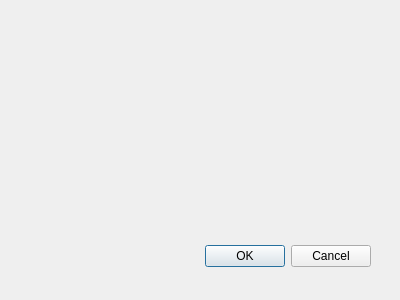
Above: MainProgram/logindialog.ui from jameswhqi/12307 before the change. Below: the same form after it.
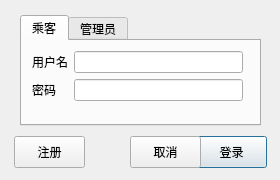
That is the form after the change.

Diff of the .ui file:
```diff
--- a/MainProgram/logindialog.ui
+++ b/MainProgram/logindialog.ui
@@ -8,27 +8,166 @@
    <rect>
     <x>0</x>
     <y>0</y>
-    <width>400</width>
-    <height>300</height>
+    <width>280</width>
+    <height>180</height>
    </rect>
   </property>
+  <property name="minimumSize">
+   <size>
+    <width>280</width>
+    <height>180</height>
+   </size>
+  </property>
+  <property name="maximumSize">
+   <size>
+    <width>280</width>
+    <height>180</height>
+   </size>
+  </property>
   <property name="windowTitle">
    <string>Dialog</string>
   </property>
-  <widget class="QDialogButtonBox" name="buttonBox">
+  <widget class="QTabWidget" name="modeSelector">
    <property name="geometry">
     <rect>
-     <x>30</x>
-     <y>240</y>
-     <width>341</width>
+     <x>20</x>
+     <y>15</y>
+     <width>241</width>
+     <height>111</height>
+    </rect>
+   </property>
+   <property name="currentIndex">
+    <number>0</number>
+   </property>
+   <widget class="QWidget" name="userTab">
+    <attribute name="title">
+     <string>乘客</string>
+    </attribute>
+    <widget class="QWidget" name="formLayoutWidget">
+     <property name="geometry">
+      <rect>
+       <x>10</x>
+       <y>10</y>
+       <width>211</width>
+       <height>61</height>
+      </rect>
+     </property>
+     <layout class="QFormLayout" name="formLayout">
+      <item row="0" column="0">
+       <widget class="QLabel" name="label">
+        <property name="text">
+         <string>用户名</string>
+        </property>
+       </widget>
+      </item>
+      <item row="0" column="1">
+       <widget class="QLineEdit" name="username"/>
+      </item>
+      <item row="1" column="0">
+       <widget class="QLabel" name="label_2">
+        <property name="text">
+         <string>密码</string>
+        </property>
+       </widget>
+      </item>
+      <item row="1" column="1">
+       <widget class="QLineEdit" name="password">
+        <property name="echoMode">
+         <enum>QLineEdit::Password</enum>
+        </property>
+       </widget>
+      </item>
+     </layout>
+    </widget>
+   </widget>
+   <widget class="QWidget" name="adminTab">
+    <attribute name="title">
+     <string>管理员</string>
+    </attribute>
+    <widget class="QWidget" name="formLayoutWidget_2">
+     <property name="geometry">
+      <rect>
+       <x>10</x>
+       <y>10</y>
+       <width>211</width>
+       <height>61</height>
+      </rect>
+     </property>
+     <layout class="QFormLayout" name="formLayout_2">
+      <item row="0" column="0">
+       <widget class="QLabel" name="label_3">
+        <property name="text">
+         <string>用户名</string>
+        </property>
+       </widget>
+      </item>
+      <item row="0" column="1">
+       <widget class="QLineEdit" name="username_2"/>
+      </item>
+      <item row="1" column="0">
+       <widget class="QLabel" name="label_4">
+        <property name="text">
+         <string>密码</string>
+        </property>
+       </widget>
+      </item>
+      <item row="1" column="1">
+       <widget class="QLineEdit" name="password_2">
+        <property name="echoMode">
+         <enum>QLineEdit::Password</enum>
+        </property>
+       </widget>
+      </item>
+     </layout>
+    </widget>
+   </widget>
+  </widget>
+  <widget class="QPushButton" name="signInButton">
+   <property name="geometry">
+    <rect>
+     <x>196</x>
+     <y>136</y>
+     <width>71</width>
      <height>32</height>
     </rect>
    </property>
-   <property name="orientation">
-    <enum>Qt::Horizontal</enum>
+   <property name="text">
+    <string>登录</string>
    </property>
-   <property name="standardButtons">
-    <set>QDialogButtonBox::Cancel|QDialogButtonBox::Ok</set>
+   <property name="default">
+    <bool>true</bool>
+   </property>
+   <attribute name="buttonGroup">
+    <string notr="true">buttonGroup</string>
+   </attribute>
+  </widget>
+  <widget class="QPushButton" name="cancelButton">
+   <property name="geometry">
+    <rect>
+     <x>130</x>
+     <y>136</y>
+     <width>71</width>
+     <height>32</height>
+    </rect>
+   </property>
+   <property name="text">
+    <string>取消</string>
+   </property>
+   <attribute name="buttonGroup">
+    <string notr="true">buttonGroup</string>
+   </attribute>
+  </widget>
+  <widget class="QPushButton" name="signUpButton">
+   <property name="geometry">
+    <rect>
+     <x>14</x>
+     <y>136</y>
+     <width>71</width>
+     <height>32</height>
+    </rect>
+   </property>
+   <property name="text">
+    <string>注册</string>
    </property>
   </widget>
  </widget>
```
Left out of the diff: 38 changed lines with no effect on the pictures.
